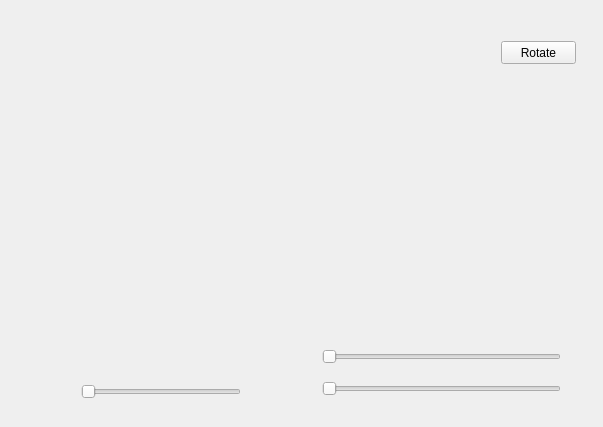
Before: the Qt Designer form mainwindow.ui in teddy57320/openGL_imaging, drawn with Qt 5.
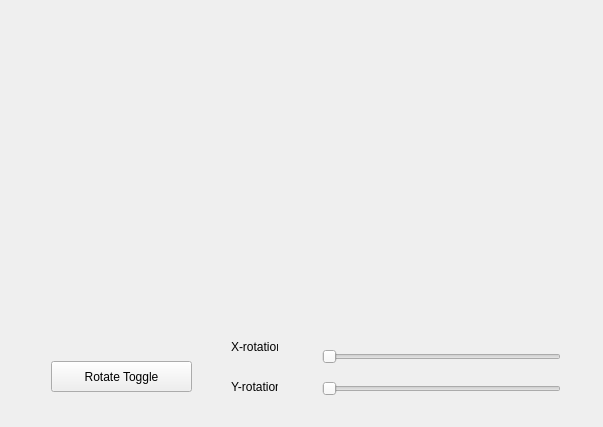
After: the same form once the commit is applied. Custom widgets are drawn as their Qt base class.

```diff
--- a/mainwindow.ui
+++ b/mainwindow.ui
@@ -32,10 +32,10 @@
       <widget class="QPushButton" name="Rotate">
        <property name="geometry">
         <rect>
-         <x>490</x>
-         <y>30</y>
-         <width>75</width>
-         <height>23</height>
+         <x>40</x>
+         <y>350</y>
+         <width>141</width>
+         <height>31</height>
         </rect>
        </property>
        <property name="sizePolicy">
@@ -45,7 +45,7 @@
         </sizepolicy>
        </property>
        <property name="text">
-        <string>Rotate</string>
+        <string>Rotate Toggle</string>
        </property>
       </widget>
       <widget class="QWidget" name="layoutWidget">
@@ -86,23 +86,30 @@
         </item>
        </layout>
       </widget>
-      <widget class="QSlider" name="horizontalSlider">
+      <widget class="QLabel" name="label">
        <property name="geometry">
         <rect>
-         <x>70</x>
+         <x>220</x>
+         <y>330</y>
+         <width>47</width>
+         <height>12</height>
+        </rect>
+       </property>
+       <property name="text">
+        <string>X-rotation</string>
+       </property>
+      </widget>
+      <widget class="QLabel" name="label_2">
+       <property name="geometry">
+        <rect>
+         <x>220</x>
          <y>370</y>
-         <width>160</width>
-         <height>22</height>
+         <width>47</width>
+         <height>12</height>
         </rect>
        </property>
-       <property name="sizePolicy">
-        <sizepolicy hsizetype="Expanding" vsizetype="Expanding">
-         <horstretch>0</horstretch>
-         <verstretch>0</verstretch>
-        </sizepolicy>
-       </property>
-       <property name="orientation">
-        <enum>Qt::Horizontal</enum>
+       <property name="text">
+        <string>Y-rotation</string>
        </property>
       </widget>
      </widget>
```
